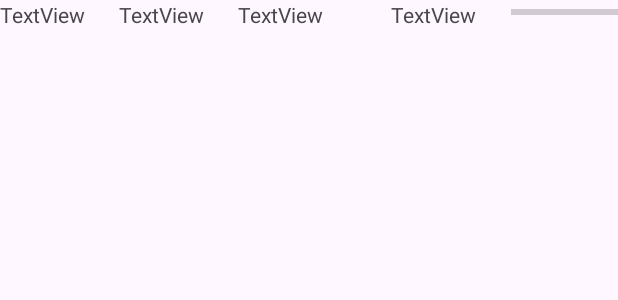
After one commit to Membiela4/TrassTarea, an Android app: the layout list_item.xml on its own in the app's theme, with its tools: preview values and no code run, on a phone screen of 412 x 824 dp. The commit adds this screen. Shown: the top 300 px of the screen. Run offline under Robolectric (Android 15) with nearby library versions, the phone set to English and light mode, and no system bars.

Commit message:
creando recycler view

```diff
--- a/app/src/main/java/com/example/tareaut02/model/Tarea.java
+++ b/app/src/main/java/com/example/tareaut02/model/Tarea.java
@@ -31,6 +31,7 @@ public class Tarea {
     }
 
     public void setProgreso(int progreso) {
+        if(this.progreso>0 && this.progreso<101)
         this.progreso = progreso;
     }
 
--- /dev/null
+++ b/app/src/main/res/layout/list_item.xml
@@ -0,0 +1,47 @@
+<?xml version="1.0" encoding="utf-8"?>
+<LinearLayout xmlns:android="http://schemas.android.com/apk/res/android"
+    android:layout_width="match_parent"
+    android:layout_height="match_parent">
+
+    <TextView
+        android:id="@+id/titulo_tarea"
+        android:layout_width="wrap_content"
+        android:layout_height="wrap_content"
+        android:layout_weight="1"
+        android:text="TextView" />
+
+    <TextView
+        android:id="@+id/fecha"
+        android:layout_width="wrap_content"
+        android:layout_height="wrap_content"
+        android:layout_weight="1"
+        android:text="TextView" />
+
+    <TextView
+        android:id="@+id/num_dias"
+        android:layout_width="wrap_content"
+        android:layout_height="wrap_content"
+        android:layout_weight="1"
+        android:text="TextView" />
+
+    <TextView
+        android:id="@+id/dias"
+        android:layout_width="wrap_content"
+        android:layout_height="wrap_content"
+        android:layout_weight="1" />
+
+    <TextView
+        android:id="@+id/quedan"
+        android:layout_width="wrap_content"
+        android:layout_height="wrap_content"
+        android:layout_weight="1"
+        android:text="TextView"
+        android:visibility="visible" />
+
+    <ProgressBar
+        android:id="@+id/progressBar"
+        style="?android:attr/progressBarStyleHorizontal"
+        android:layout_width="wrap_content"
+        android:layout_height="wrap_content"
+        android:layout_weight="1" />
+</LinearLayout>
--- a/app/src/main/res/layout/listado_tareas.xml
+++ b/app/src/main/res/layout/listado_tareas.xml
@@ -8,5 +8,5 @@
         android:id="@+id/listaTareas"
         android:layout_width="match_parent"
         android:layout_height="match_parent"
-        android:clipChildren="true" />
+        android:clipChildren="true"/>
 </RelativeLayout>
--- a/app/src/main/res/menu/menu_principal.xml
+++ b/app/src/main/res/menu/menu_principal.xml
@@ -5,17 +5,21 @@
     <item
         android:layout_width="wrap_content"
         android:layout_height="wrap_content"
-        android:title="Item"
+        android:icon="@android:drawable/ic_menu_add"
+        android:title="@string/crearTarea"
         app:showAsAction="ifRoom|withText" />
     <item
         android:layout_width="wrap_content"
         android:layout_height="wrap_content"
-        android:title="Item"
+        android:icon="@android:drawable/btn_star_big_on"
+        android:title="@string/crearTarea"
         app:showAsAction="ifRoom|withText" />
     <item
         android:layout_width="wrap_content"
-        android:layout_height="wrap_content" />
+        android:layout_height="wrap_content"
+        android:title="@string/acerca_de" />
     <item
         android:layout_width="wrap_content"
-        android:layout_height="wrap_content" />
+        android:layout_height="wrap_content"
+        android:title="@string/salir" />
 </menu>
```
